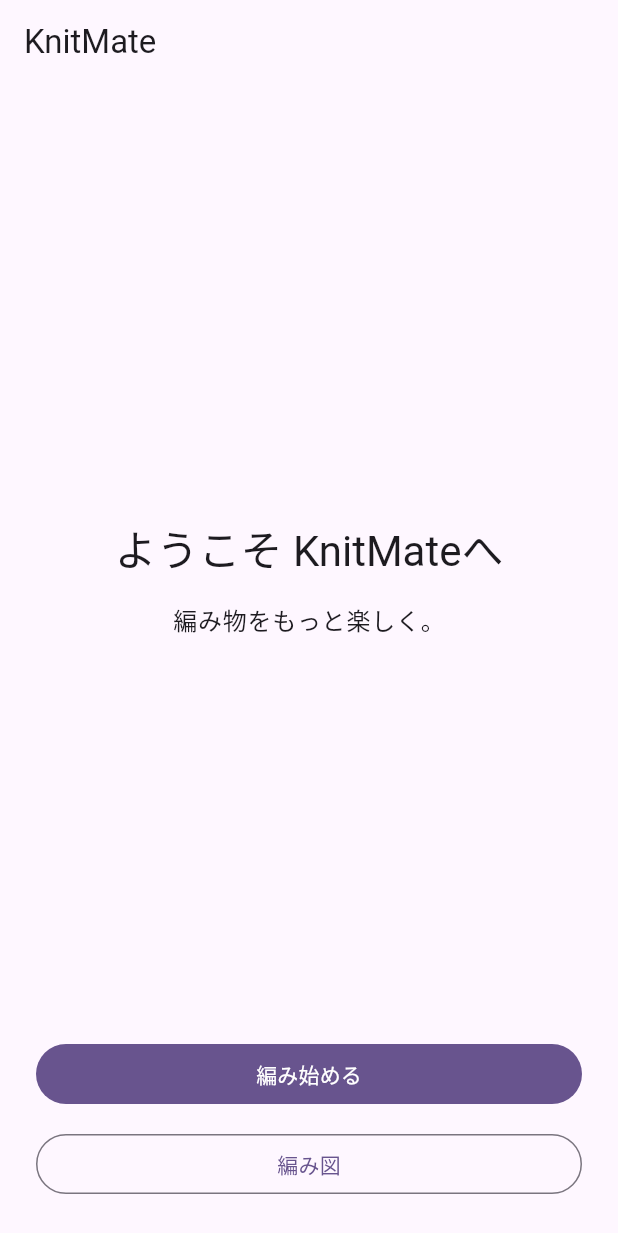
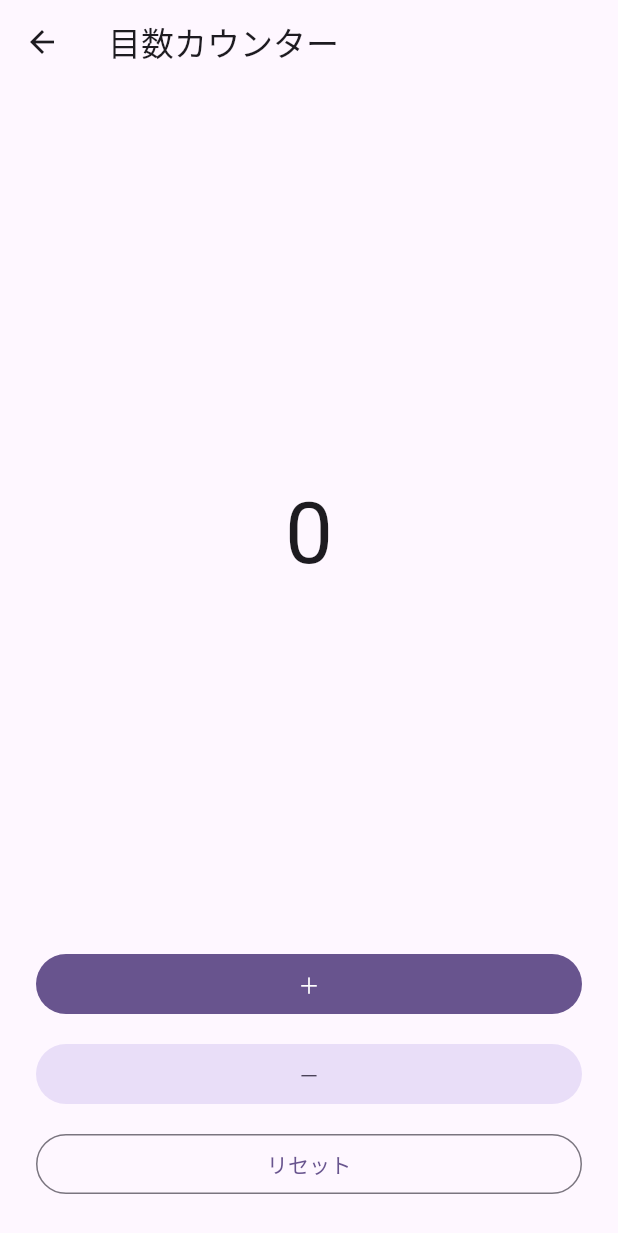
Before and after one commit to noshi-git/knitmate, a Flutter app: the screen it shows after launch, after a tap on "編み始める", on a phone screen of 412 x 824 dp. Shown: the top 1233 px of the screen. Run offline on Flutter 3.47's test engine with Material 3 defaults, Android fonts, the phone set to English and light mode, and no system bars.

Commit message:
Add stitch counter

```diff
--- a/lib/main.dart
+++ b/lib/main.dart
@@ -57,11 +57,18 @@
                   ),
                 ),
               ),
-              // 下部のボタン（機能は後で追加）
+              // 「編み始める」ボタン → 目数カウンター画面へ移動
               SizedBox(
                 width: double.infinity,
                 child: FilledButton(
-                  onPressed: () {},
+                  onPressed: () {
+                    Navigator.push(
+                      context,
+                      MaterialPageRoute(
+                        builder: (context) => const CounterPage(),
+                      ),
+                    );
+                  },
                   child: const Text('編み始める'),
                 ),
               ),
@@ -80,3 +87,91 @@
     );
   }
 }
+
+class CounterPage extends StatefulWidget {
+  const CounterPage({super.key});
+
+  @override
+  State<CounterPage> createState() => _CounterPageState();
+}
+
+class _CounterPageState extends State<CounterPage> {
+  // 現在の目数（初期値は 0）
+  int _count = 0;
+
+  // ＋ボタン：1 増やす
+  void _increment() {
+    setState(() {
+      _count++;
+    });
+  }
+
+  // －ボタン：1 減らす（0 未満にはならない）
+  void _decrement() {
+    if (_count > 0) {
+      setState(() {
+        _count--;
+      });
+    }
+  }
+
+  // リセットボタン：0 に戻す
+  void _reset() {
+    setState(() {
+      _count = 0;
+    });
+  }
+
+  // 目数カウンター画面
+  @override
+  Widget build(BuildContext context) {
+    return Scaffold(
+      // タイトルバー（← 戻るボタンは自動で表示される）
+      appBar: AppBar(
+        title: const Text('目数カウンター'),
+      ),
+      body: SafeArea(
+        child: Padding(
+          padding: const EdgeInsets.all(24),
+          child: Column(
+            children: [
+              // 中央に現在の目数を大きく表示
+              Expanded(
+                child: Center(
+                  child: Text(
+                    '$_count',
+                    style: Theme.of(context).textTheme.displayLarge,
+                  ),
+                ),
+              ),
+              // ＋・－・リセットボタンを縦に並べる
+              SizedBox(
+                width: double.infinity,
+                child: FilledButton(
+                  onPressed: _increment,
+                  child: const Text('＋'),
+                ),
+              ),
+              const SizedBox(height: 12),
+              SizedBox(
+                width: double.infinity,
+                child: FilledButton.tonal(
+                  onPressed: _decrement,
+                  child: const Text('－'),
+                ),
+              ),
+              const SizedBox(height: 12),
+              SizedBox(
+                width: double.infinity,
+                child: OutlinedButton(
+                  onPressed: _reset,
+                  child: const Text('リセット'),
+                ),
+              ),
+            ],
+          ),
+        ),
+      ),
+    );
+  }
+}
```
